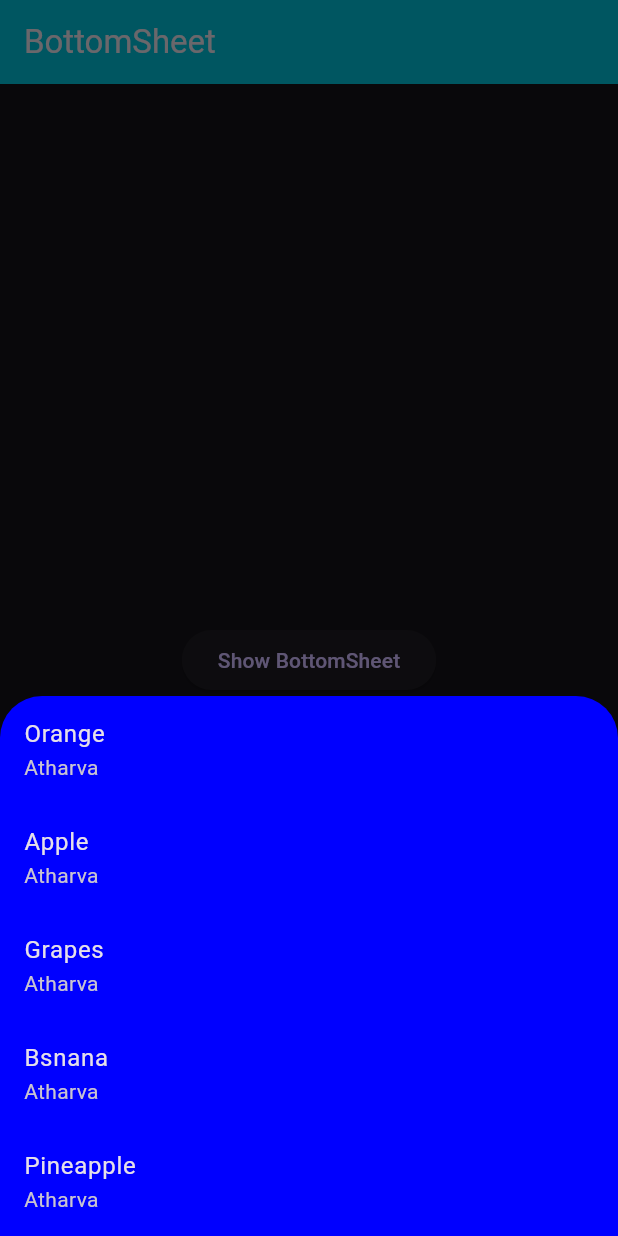
After one commit to AtharvaParadkar/Flutter-Fundamentals, a Flutter app: the screen it shows after launch, after a tap on "Show BottomSheet", on a phone screen of 412 x 824 dp. The commit adds this screen. Run offline on Flutter 3.47's test engine with Material 3 defaults, Android fonts, the phone set to English and light mode, and no system bars; our stand-ins replace cached_network_image.

Commit message:
Bottom Sheet

```diff
--- /dev/null
+++ b/lib/Widgets/bottomsheet.dart
@@ -0,0 +1,54 @@
+import "package:flutter/material.dart";
+
+class BottomSheetWidget extends StatelessWidget {
+  const BottomSheetWidget({super.key});
+
+  @override
+  Widget build(BuildContext context) {
+    return Scaffold(
+      appBar: AppBar(
+        title: const Text('BottomSheet'),
+        backgroundColor: Colors.cyan,
+      ),
+      body: Center(
+        child: ElevatedButton(
+          onPressed: () {
+            showModalBottomSheet(
+              backgroundColor: Theme.of(context).primaryColor,
+              elevation: 20,
+              context: context,
+              builder: (context) {
+                return const Column(
+                  mainAxisSize: MainAxisSize.min,
+                  children: [
+                    ListTile(
+                      title: Text('Orange'),
+                      subtitle: Text('Atharva'),
+                    ),
+                    ListTile(
+                      title: Text('Apple'),
+                      subtitle: Text('Atharva'),
+                    ),
+                    ListTile(
+                      title: Text('Grapes'),
+                      subtitle: Text('Atharva'),
+                    ),
+                    ListTile(
+                      title: Text('Bsnana'),
+                      subtitle: Text('Atharva'),
+                    ),
+                    ListTile(
+                      title: Text('Pineapple'),
+                      subtitle: Text('Atharva'),
+                    ),
+                  ],
+                );
+              },
+            );
+          },
+          child: const Text('Show BottomSheet'),
+        ),
+      ),
+    );
+  }
+}
--- a/lib/main.dart
+++ b/lib/main.dart
@@ -2,6 +2,7 @@
 
 import "package:flutter/material.dart";
 import "package:flutter_basics/Widgets/alert.dart";
+import "package:flutter_basics/Widgets/bottomsheet.dart";
 import "package:flutter_basics/Widgets/buttons.dart";
 import "package:flutter_basics/Widgets/containersized.dart";
 import "package:flutter_basics/Widgets/dismissible.dart";
@@ -25,7 +26,7 @@ class MyApp extends StatelessWidget {
         primaryColor: const Color.fromARGB(255, 0, 0, 255),
         brightness: Brightness.dark,
       ),
-      home: const AlertWidget(),
+      home: const BottomSheetWidget(),
     );
   }
 }
```
